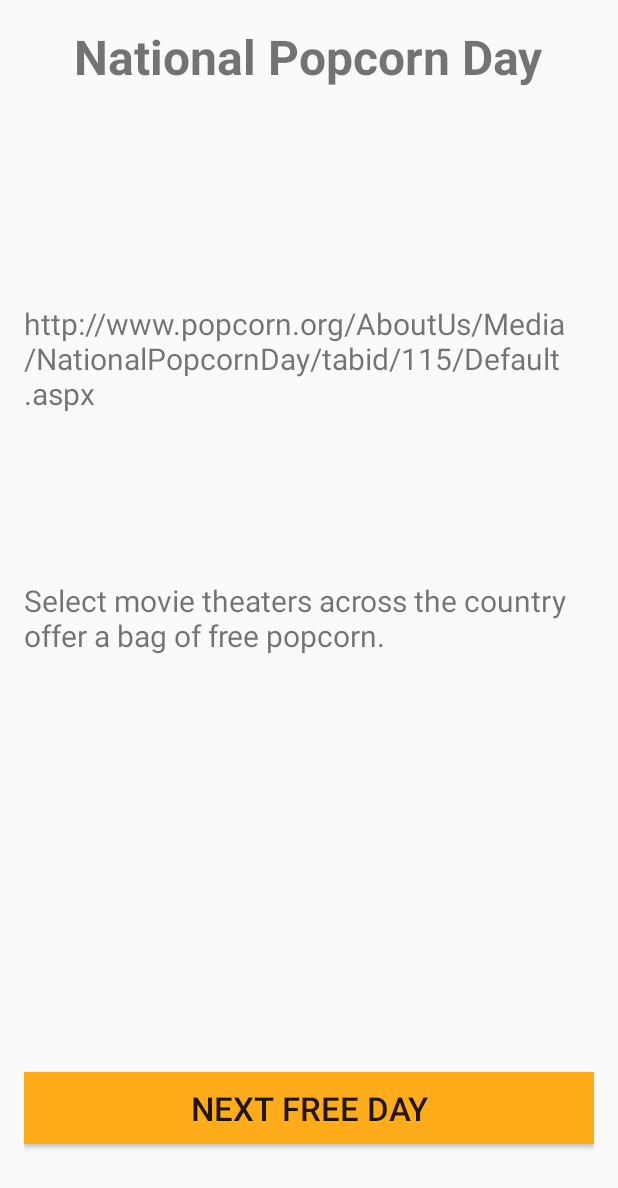
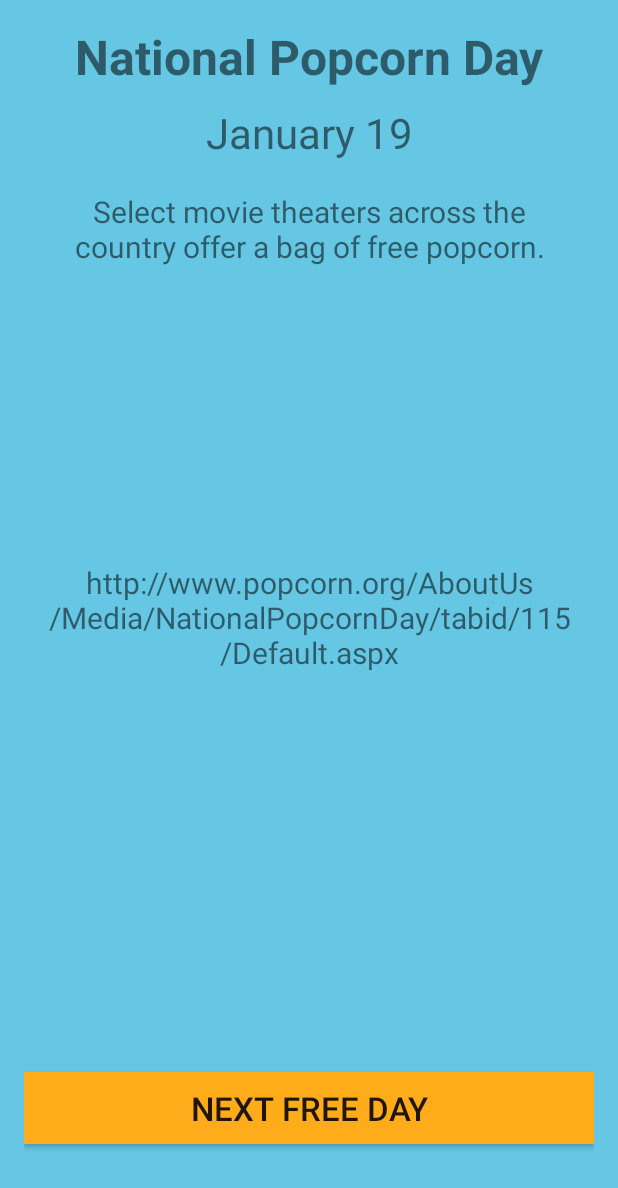
Before and after one commit to nifferdil/Free-Days, an Android app: the FreeDaysActivity screen opened directly, with no data from a screen before it, on a phone screen of 412 x 824 dp. Shown: the top 1188 px of the screen. Run offline under Robolectric (Android 15) with nearby library versions, the phone set to English and light mode, and no system bars.

Commit message:
add padding

```diff
--- a/app/build.gradle
+++ b/app/build.gradle
@@ -6,7 +6,7 @@ android {
 
     defaultConfig {
         applicationId "com.epicodus.nationalfreedays"
-        minSdkVersion 14
+        minSdkVersion 23
         targetSdkVersion 23
         versionCode 1
         versionName "1.0"
@@ -19,6 +19,10 @@ android {
     }
 }
 
+
+
+
+
 dependencies {
     compile fileTree(dir: 'libs', include: ['*.jar'])
     compile 'com.android.support:appcompat-v7:23.1.0'
--- a/app/src/main/AndroidManifest.xml
+++ b/app/src/main/AndroidManifest.xml
@@ -8,7 +8,7 @@
         android:label="@string/app_name"
         android:theme="@style/AppTheme" >
         <activity
-            android:name="UI.MainActivity"
+            android:name="ui.MainActivity"
             android:label="@string/app_name" >
             <intent-filter>
                 <action android:name="android.intent.action.MAIN" />
@@ -17,12 +17,12 @@
             </intent-filter>
         </activity>
         <activity
-            android:name="UI.FreeDaysActivity"
+            android:name="ui.FreeDaysActivity"
             android:label="@string/title_activity_free_days"
-            android:parentActivityName="UI.MainActivity" >
+            android:parentActivityName="ui.MainActivity" >
             <meta-data
                 android:name="android.support.PARENT_ACTIVITY"
-                android:value="UI.MainActivity" />
+                android:value="ui.MainActivity" />
         </activity>
     </application>
 
--- a/app/src/main/java/Models/FreeDay.java
+++ b/app/src/main/java/Models/FreeDay.java
@@ -1,4 +1,4 @@
-package Models;
+package models;
 
 /**
  * Created by niffer on 10/23/15.
@@ -6,8 +6,8 @@ package Models;
 public class FreeDay {
     private String mTitle;
     private String mDate;
+    private String mDescription;
     private String mWebsite;
-    private String mDescription;
 
     public String getTitle() {
         return mTitle;
@@ -25,6 +25,15 @@ public class FreeDay {
         this.mDate = mDate;
     }
 
+    public String getDescription() {
+        return mDescription;
+    }
+
+    public void setDescription(String mDescription) {
+        this.mDescription = mDescription;
+    }
+
+
     public String getWebsite() {
         return mWebsite;
     }
@@ -33,16 +42,9 @@ public class FreeDay {
         this.mWebsite = mWebsite;
     }
 
-    public String getDescription() {
-        return mDescription;
-    }
-
-    public void setDescription(String mDescription) {
-        this.mDescription = mDescription;
-    }
-
     public FreeDay(String title, String date, String website, String description) {
         mTitle = title;
+        mDate = date;
         mDescription = description;
         mWebsite = website;
     }
--- a/app/src/main/java/Models/FreeDayLib.java
+++ b/app/src/main/java/Models/FreeDayLib.java
@@ -1,4 +1,4 @@
-package Models;
+package models;
 
 import java.util.ArrayList;
 
@@ -21,14 +21,12 @@ public class FreeDayLib {
     private void setFreeDays() {
         mFreeDays = new ArrayList<>();
 
-
-
         mFreeDays.add(new FreeDay(
             "National Popcorn Day",
             "January 19",
-            "http://www.popcorn.org/AboutUs/Media/NationalPopcornDay/tabid/115/Default.aspx",
-            "Select movie theaters across the country offer a bag of free popcorn."
-        ));
+            "Select movie theaters across the country offer a bag of free popcorn.",
+            "http://www.popcorn.org/AboutUs/Media/NationalPopcornDay/tabid/115/Default.aspx"
+            ));
 
         mFreeDays.add(new FreeDay(
             "National Pancake Day",
@@ -43,6 +41,55 @@ public class FreeDayLib {
             "Starting at noon, customers at participating Ben & Jerry's locations are welcomed to choose their flavor of ice cream, on the house.",
             "http://www.benjerry.com/scoop-shops/free-cone-day/"
         ));
+
+        mFreeDays.add(new FreeDay(
+            "National Pretzel Day",
+            "April 26",
+            "Free pretzels at Philly Pretzel Factory, Pretzelmaker, and Snyder's of Hanover.",
+            ""
+        ));
+
+        mFreeDays.add(new FreeDay(
+            "Free Comic Day",
+            "First Saturday in May",
+            "Participating comic book stores across North America give away free comic books.",
+            "http://www.freecomicbookday.com/Home/1/1/27/992"
+        ));
+
+        mFreeDays.add(new FreeDay(
+            "National Donut Day",
+            "First Friday in June",
+            "Get a free donut at Krispy Kreme, LaMar's Donuts, and Shipley Do-Nuts.",
+            ""
+        ));
+
+        mFreeDays.add(new FreeDay(
+            "National Iced Tea Day",
+            "June 10",
+            "7-Eleven gives away a free Snapple tea and Teavana gives you a free tea with purchase.",
+            ""
+        ));
+
+        mFreeDays.add(new FreeDay(
+            "National Coffee Day",
+            "September 29",
+            "Select retailers offer a free small coffee: Dunkin' Donuts, Krispy Kreme, Lamar's Donuts, and McDonald's. Other retailers who offer BOGO are Eintstein's Bros Bagels, Noah's Bagels, and Peet's Coffee.",
+            ""
+        ));
+
+        mFreeDays.add(new FreeDay(
+            "National Cookie Day",
+            "December 4",
+            "Check out stores like Great American Cookies and Quiznos to get your free cookie!",
+            ""
+        ));
+
+        mFreeDays.add(new FreeDay(
+            "National Brownie Day",
+            "December 8",
+            "Free brownie at participating Nestle Toll House Cafe locations.",
+            ""
+        ));
     }
 
     public FreeDay nextFreeDay(FreeDay mCurrentFreeDay) {
--- a/app/src/main/java/UI/MainActivity.java
+++ b/app/src/main/java/UI/MainActivity.java
@@ -1,4 +1,4 @@
-package UI;
+package ui;
 
 import android.content.Intent;
 import android.support.v7.app.AppCompatActivity;
--- a/app/src/main/res/layout/activity_free_days.xml
+++ b/app/src/main/res/layout/activity_free_days.xml
@@ -4,7 +4,8 @@
     android:paddingRight="@dimen/activity_horizontal_margin"
     android:paddingTop="@dimen/activity_vertical_margin"
     android:paddingBottom="@dimen/activity_vertical_margin"
-    tools:context="UI.FreeDaysActivity">
+    tools:context="ui.FreeDaysActivity"
+    android:background="#65c7e4">
 
     <Button
         android:layout_width="match_parent"
@@ -18,7 +19,7 @@
         android:textSize="22sp" />
 
     <TextView
-        android:layout_width="wrap_content"
+        android:layout_width="match_parent"
         android:layout_height="wrap_content"
         android:text="New Text"
         android:id="@+id/nameLabel"
@@ -26,35 +27,42 @@
         android:textIsSelectable="false"
         android:textSize="32sp"
         android:textStyle="bold"
-        android:layout_alignParentTop="true" />
+        android:layout_alignParentTop="true"
+        android:gravity="center" />
 
     <TextView
-        android:layout_width="wrap_content"
+        android:layout_width="match_parent"
         android:layout_height="wrap_content"
         android:text="New Text"
         android:id="@+id/dateLabel"
         android:layout_below="@+id/nameLabel"
         android:layout_centerHorizontal="true"
         android:layout_marginTop="41dp"
-        android:textSize="28sp" />
+        android:textSize="28sp"
+        android:gravity="center"
+        android:layout_margin="10dp" />
 
     <TextView
-        android:layout_width="wrap_content"
+        android:layout_width="match_parent"
         android:layout_height="wrap_content"
         android:text="New Text"
         android:id="@+id/websiteLabel"
         android:layout_below="@+id/dateLabel"
         android:layout_centerHorizontal="true"
         android:layout_marginTop="63dp"
-        android:textSize="20sp" />
+        android:textSize="20sp"
+        android:gravity="center"
+        android:layout_margin="10dp" />
 
     <TextView
-        android:layout_width="wrap_content"
+        android:layout_width="match_parent"
         android:layout_height="wrap_content"
         android:text="New Text"
         android:id="@+id/descriptionLabel"
         android:layout_centerVertical="true"
         android:layout_centerHorizontal="true"
-        android:textSize="20sp" />
+        android:textSize="20sp"
+        android:gravity="center"
+        android:layout_margin="10dp" />
 
 </RelativeLayout>
--- a/app/src/main/res/menu/menu_free_days.xml
+++ b/app/src/main/res/menu/menu_free_days.xml
@@ -1,7 +1,7 @@
 <menu xmlns:android="http://schemas.android.com/apk/res/android"
     xmlns:app="http://schemas.android.com/apk/res-auto"
     xmlns:tools="http://schemas.android.com/tools"
-    tools:context="UI.FreeDaysActivity">
+    tools:context="ui.FreeDaysActivity">
     <item android:id="@+id/action_settings" android:title="@string/action_settings"
         android:orderInCategory="100" app:showAsAction="never" />
 </menu>
```
Also changed, not shown: app/src/main/java/UI/FreeDaysActivity.java (+3 -6 lines).
